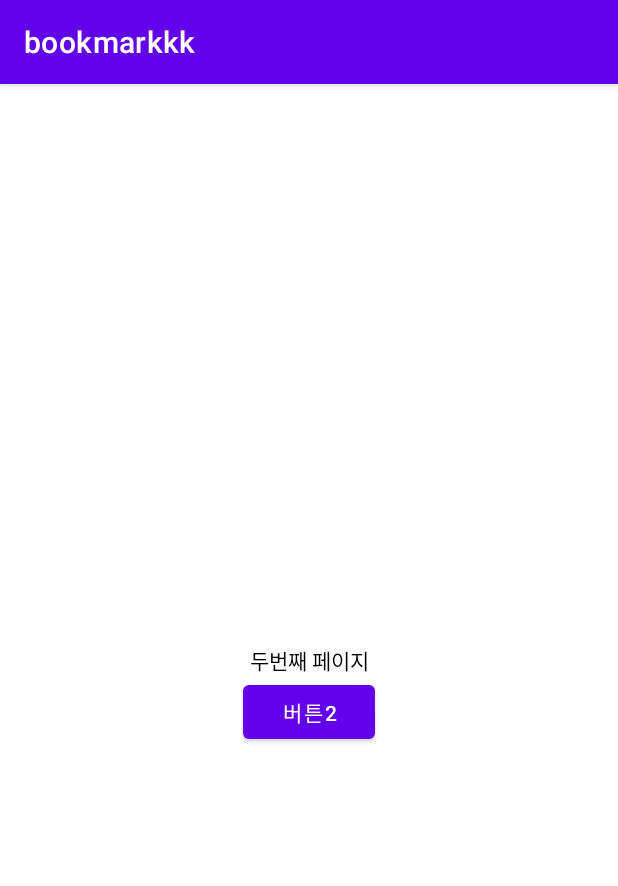
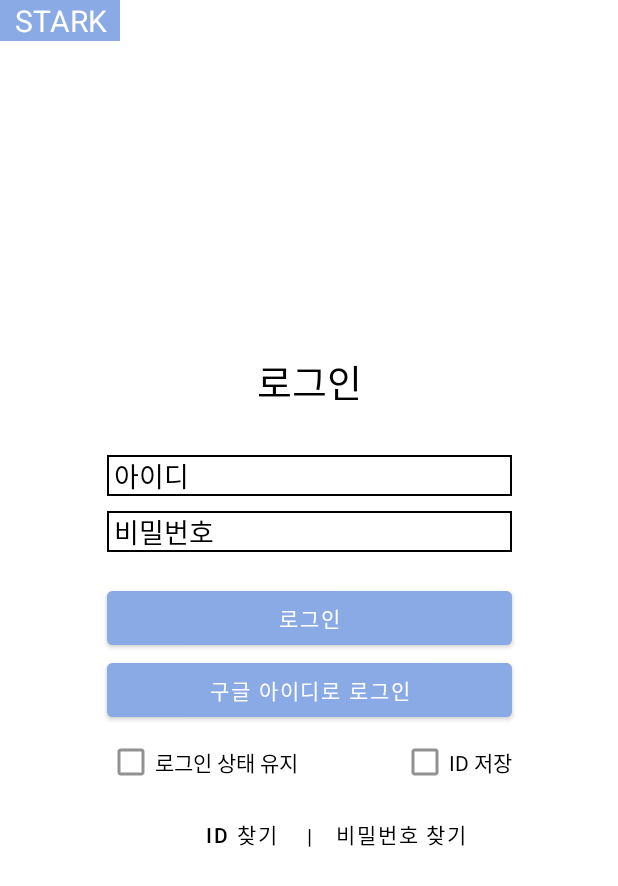
Before and after one commit to STARbookmarK/android_part, an Android app: the LoginPage screen opened through its navigation route, on a phone screen of 412 x 824 dp. Shown: the top 886 px of the screen. Run offline under Robolectric (Android 15) with nearby library versions, the phone set to English and light mode, and no system bars; 3 statements that could not run were skipped.

Commit message:
login UI 까지 구현

```diff
--- a/app/build.gradle
+++ b/app/build.gradle
@@ -29,6 +29,12 @@ android {
     kotlinOptions {
         jvmTarget = '1.8'
     }
+    dataBinding{
+        enabled = true
+    }
+    viewBinding{
+        enabled = true
+    }
 }
 
 dependencies {
--- a/app/src/main/java/com/example/bookmarkkk/FirstPage.kt
+++ b/app/src/main/java/com/example/bookmarkkk/FirstPage.kt
@@ -7,17 +7,20 @@ import android.view.ViewGroup
 import android.widget.Button
 import androidx.fragment.app.Fragment
 import androidx.navigation.Navigation
+import com.example.bookmarkkk.databinding.FirstPageBinding
 
 class FirstPage : Fragment() {
+    private lateinit var binding: FirstPageBinding
+
     override fun onCreateView(
         inflater: LayoutInflater,
         container: ViewGroup?,
         savedInstanceState: Bundle?
     ): View? {
-        val view = inflater.inflate(R.layout.first_page, container, false)
-        view.findViewById<Button>(R.id.fBtn).setOnClickListener{
-            Navigation.findNavController(view).navigate(R.id.first_to_second_action)
+        binding= FirstPageBinding.inflate(inflater)
+        binding.loginBtn.setOnClickListener {
+            Navigation.findNavController(binding.root).navigate(R.id.first_to_second_action)
         }
-        return view
+        return binding.root
     }
 }
--- a/app/src/main/java/com/example/bookmarkkk/SecondPage.kt
+++ b/app/src/main/java/com/example/bookmarkkk/LoginPage.kt
@@ -6,13 +6,13 @@ import android.view.View
 import android.view.ViewGroup
 import androidx.fragment.app.Fragment
 
-class SecondPage : Fragment() {
+class LoginPage : Fragment() {
 
     override fun onCreateView(
         inflater: LayoutInflater,
         container: ViewGroup?,
         savedInstanceState: Bundle?
     ): View? {
-        return inflater.inflate(R.layout.second_page, container, false)
+        return inflater.inflate(R.layout.login, container, false)
     }
 }
--- /dev/null
+++ b/app/src/main/res/drawable/btn_rectangle_shape.xml
@@ -0,0 +1,6 @@
+<?xml version="1.0" encoding="utf-8"?>
+<shape xmlns:android="http://schemas.android.com/apk/res/android"
+    android:shape="rectangle" android:thickness="0dp">
+    <stroke android:width="1dp" android:color="@color/black"/>
+    <solid android:color="@color/white"/>
+</shape>
--- /dev/null
+++ b/app/src/main/res/drawable/btn_rounded_shape.xml
@@ -0,0 +1,12 @@
+<?xml version="1.0" encoding="utf-8"?>
+<shape xmlns:android="http://schemas.android.com/apk/res/android"
+    android:shape="rectangle" >
+    <solid android:color="@color/white"/>
+    <corners android:bottomRightRadius="10dp"
+        android:bottomLeftRadius="10dp"
+        android:topLeftRadius="10dp"
+        android:topRightRadius="10dp"/>
+    <stroke
+        android:width="1dp"
+        android:color="@color/white" />
+</shape>
--- a/app/src/main/res/layout/first_page.xml
+++ b/app/src/main/res/layout/first_page.xml
@@ -4,28 +4,50 @@
     android:layout_width="match_parent"
     android:layout_height="match_parent"
     xmlns:tools="http://schemas.android.com/tools"
+    android:background="@color/mainColor"
     xmlns:app="http://schemas.android.com/apk/res-auto">
 
     <TextView
-        android:id="@+id/firstText"
+        android:id="@+id/titleText1"
         android:layout_width="wrap_content"
         android:layout_height="wrap_content"
-        android:text="첫번째 페이지"
+        android:layout_margin="20dp"
+        android:text="@string/title"
+        android:textStyle="bold"
+        android:textSize="30dp"
+        android:textColor="@color/white"
+        app:layout_constraintStart_toStartOf="parent"
+        app:layout_constraintEnd_toEndOf="parent"
+        app:layout_constraintBottom_toTopOf="@id/loginBtn"
+        app:layout_constraintBottom_toBottomOf="parent"
+        tools:ignore="MissingConstraints" />
+
+    <Button
+        android:id="@+id/loginBtn"
+        android:layout_width="250dp"
+        android:layout_height="wrap_content"
         app:layout_constraintTop_toTopOf="parent"
         app:layout_constraintBottom_toBottomOf="parent"
         app:layout_constraintStart_toStartOf="parent"
         app:layout_constraintEnd_toEndOf="parent"
-        android:textColor="@color/black"
+        android:text="@string/login"
+        android:textStyle="bold"
+        android:textColor="@color/mainColor"
+        android:background="@drawable/btn_rounded_shape"
         tools:ignore="MissingConstraints" />
 
     <Button
-        android:id="@+id/fBtn"
-        android:layout_width="wrap_content"
+        android:id="@+id/joinBtn"
+        android:layout_width="250dp"
         android:layout_height="wrap_content"
-        app:layout_constraintTop_toBottomOf="@+id/firstText"
+        android:layout_margin="20dp"
+        app:layout_constraintTop_toBottomOf="@+id/loginBtn"
         app:layout_constraintStart_toStartOf="parent"
         app:layout_constraintEnd_toEndOf="parent"
-        android:text="버튼1"
+        android:text="@string/join"
+        android:textStyle="bold"
+        android:textColor="@color/mainColor"
+        android:background="@drawable/btn_rounded_shape"
         tools:ignore="MissingConstraints" />
 
 </androidx.constraintlayout.widget.ConstraintLayout>
--- /dev/null
+++ b/app/src/main/res/layout/login.xml
@@ -0,0 +1,143 @@
+<?xml version="1.0" encoding="utf-8"?>
+<androidx.constraintlayout.widget.ConstraintLayout
+    xmlns:android="http://schemas.android.com/apk/res/android"
+    android:layout_width="match_parent"
+    android:layout_height="match_parent"
+    android:background="@color/white"
+    xmlns:app="http://schemas.android.com/apk/res-auto"
+    xmlns:tools="http://schemas.android.com/tools">
+
+    <TextView
+        android:id="@+id/login_titleText"
+        android:layout_width="80dp"
+        android:layout_height="wrap_content"
+        android:gravity="center"
+        android:text="@string/title"
+        android:background="@color/mainColor"
+        android:textColor="@color/white"
+        android:textSize="20dp"
+        app:layout_constraintStart_toStartOf="parent"
+        app:layout_constraintTop_toTopOf="parent"
+        tools:ignore="MissingConstraints" />
+
+    <TextView
+        android:id="@+id/loginText"
+        android:layout_width="wrap_content"
+        android:layout_height="wrap_content"
+        android:layout_margin="30dp"
+        android:text="@string/login"
+        android:textSize="25dp"
+        app:layout_constraintBottom_toTopOf="@id/idEditText"
+        app:layout_constraintStart_toStartOf="parent"
+        app:layout_constraintEnd_toEndOf="parent"
+        android:textColor="@color/black"
+        tools:ignore="MissingConstraints" />
+
+        <EditText
+            android:id="@+id/idEditText"
+            android:layout_width="270dp"
+            android:layout_height="wrap_content"
+            android:hint=" 아이디"
+            android:layout_margin="10dp"
+            app:layout_constraintStart_toStartOf="parent"
+            app:layout_constraintEnd_toEndOf="parent"
+            app:layout_constraintBottom_toTopOf="@id/pwEditText"
+            android:background="@drawable/btn_rectangle_shape"
+            android:textColorHint="@color/black"
+            tools:ignore="MissingConstraints" />
+
+        <EditText
+            android:id="@+id/pwEditText"
+            android:layout_width="270dp"
+            android:layout_height="wrap_content"
+            android:hint=" 비밀번호"
+            android:layout_margin="20dp"
+            android:inputType="textPassword"
+            app:layout_constraintStart_toStartOf="parent"
+            app:layout_constraintEnd_toEndOf="parent"
+            app:layout_constraintBottom_toTopOf="@id/loginBtn"
+            android:background="@drawable/btn_rectangle_shape"
+            android:textColorHint="@color/black"
+            tools:ignore="MissingConstraints" />
+
+    <Button
+        android:id="@+id/loginBtn"
+        android:layout_width="270dp"
+        android:layout_height="wrap_content"
+        android:backgroundTint="@color/mainColor"
+        android:text="@string/login"
+        android:textColor="@color/white"
+        app:layout_constraintTop_toTopOf="parent"
+        app:layout_constraintBottom_toBottomOf="parent"
+        app:layout_constraintStart_toStartOf="parent"
+        app:layout_constraintEnd_toEndOf="parent"
+        tools:ignore="MissingConstraints" />
+
+    <Button
+        android:id="@+id/googleLoginBtn"
+        android:layout_width="270dp"
+        android:layout_height="wrap_content"
+        android:backgroundTint="@color/mainColor"
+        android:text="구글 아이디로 로그인"
+        android:textColor="@color/white"
+        app:layout_constraintTop_toBottomOf="@id/loginBtn"
+        app:layout_constraintStart_toStartOf="parent"
+        app:layout_constraintEnd_toEndOf="parent"
+        tools:ignore="MissingConstraints" />
+
+    <CheckBox
+        android:id="@+id/loginCheckBox"
+        android:layout_width="wrap_content"
+        android:layout_height="wrap_content"
+        app:layout_constraintTop_toBottomOf="@id/googleLoginBtn"
+        app:layout_constraintStart_toStartOf="@id/googleLoginBtn"
+        android:text="로그인 상태 유지"
+        android:textColor="@color/black"
+        tools:ignore="MissingConstraints" />
+
+    <CheckBox
+        android:id="@+id/idSaveCheckBox"
+        android:layout_width="wrap_content"
+        android:layout_height="wrap_content"
+        app:layout_constraintTop_toBottomOf="@id/googleLoginBtn"
+        app:layout_constraintEnd_toEndOf="@id/googleLoginBtn"
+        android:text="ID 저장"
+        android:textColor="@color/black"
+        tools:ignore="MissingConstraints" />
+
+    <Button
+        android:id="@+id/idSearchBtn"
+        android:layout_width="wrap_content"
+        android:layout_height="wrap_content"
+        app:layout_constraintTop_toBottomOf="@id/loginCheckBox"
+        app:layout_constraintEnd_toStartOf="@id/textLine"
+        android:background="#00ff0000"
+        android:text="ID 찾기"
+        android:textColor="@color/black"
+        tools:ignore="MissingConstraints" />
+
+    <TextView
+        android:id="@+id/textLine"
+        android:layout_width="wrap_content"
+        android:layout_height="wrap_content"
+        app:layout_constraintTop_toBottomOf="@id/loginCheckBox"
+        android:text="|"
+        android:layout_margin="15dp"
+        android:textColor="@color/black"
+        app:layout_constraintStart_toStartOf="parent"
+        app:layout_constraintEnd_toEndOf="parent"
+        tools:ignore="MissingConstraints" />
+
+    <Button
+        android:id="@+id/pwSearchBtn"
+        android:layout_width="wrap_content"
+        android:layout_height="wrap_content"
+        app:layout_constraintStart_toEndOf="@id/textLine"
+        app:layout_constraintTop_toBottomOf="@id/idSaveCheckBox"
+        android:background="#00ff0000"
+        android:textColor="@color/black"
+        android:text="비밀번호 찾기"
+       tools:ignore="MissingConstraints" />
+
+
+</androidx.constraintlayout.widget.ConstraintLayout>
--- a/app/src/main/res/layout/second_page.xml
+++ /dev/null
@@ -1,31 +0,0 @@
-<?xml version="1.0" encoding="utf-8"?>
-<androidx.constraintlayout.widget.ConstraintLayout
-    xmlns:android="http://schemas.android.com/apk/res/android"
-    android:layout_width="match_parent"
-    android:layout_height="match_parent"
-    xmlns:app="http://schemas.android.com/apk/res-auto"
-    xmlns:tools="http://schemas.android.com/tools">
-
-    <TextView
-        android:id="@+id/secondText"
-        android:layout_width="wrap_content"
-        android:layout_height="wrap_content"
-        android:text="두번째 페이지"
-        app:layout_constraintTop_toTopOf="parent"
-        app:layout_constraintBottom_toBottomOf="parent"
-        app:layout_constraintStart_toStartOf="parent"
-        app:layout_constraintEnd_toEndOf="parent"
-        android:textColor="@color/black"
-        tools:ignore="MissingConstraints" />
-
-    <Button
-        android:id="@+id/sBtn"
-        android:layout_width="wrap_content"
-        android:layout_height="wrap_content"
-        app:layout_constraintTop_toBottomOf="@+id/secondText"
-        app:layout_constraintStart_toStartOf="parent"
-        app:layout_constraintEnd_toEndOf="parent"
-        android:text="버튼2"
-        tools:ignore="MissingConstraints" />
-
-</androidx.constraintlayout.widget.ConstraintLayout>
--- a/app/src/main/res/navigation/nav_graph.xml
+++ b/app/src/main/res/navigation/nav_graph.xml
@@ -14,14 +14,16 @@
 
         <action
             android:id="@+id/first_to_second_action"
-            app:destination="@+id/secondFragment" />
+            app:destination="@+id/secondFragment"
+            app:popEnterAnim="@anim/nav_default_enter_anim"
+            app:popExitAnim="@anim/nav_default_exit_anim"/>
     </fragment>
 
     <fragment
         android:id="@+id/secondFragment"
-        android:name="com.example.bookmarkkk.SecondPage"
+        android:name="com.example.bookmarkkk.LoginPage"
         android:label="두번째!"
-        tools:layout="@layout/second_page">
+        tools:layout="@layout/login">
 
         <action
             android:id="@+id/second_to_first_action"
--- a/app/src/main/res/values/colors.xml
+++ b/app/src/main/res/values/colors.xml
@@ -7,4 +7,5 @@
     <color name="teal_700">#FF018786</color>
     <color name="black">#FF000000</color>
     <color name="white">#FFFFFFFF</color>
+    <color name="mainColor">#8AAAE5</color>
 </resources>
--- a/app/src/main/res/values/strings.xml
+++ b/app/src/main/res/values/strings.xml
@@ -1,3 +1,6 @@
 <resources>
     <string name="app_name">bookmarkkk</string>
+    <string name="login">로그인</string>
+    <string name="join">회원가입</string>
+    <string name="title">STARK</string>
 </resources>
--- a/app/src/main/res/values/themes.xml
+++ b/app/src/main/res/values/themes.xml
@@ -1,14 +1,12 @@
 <resources xmlns:tools="http://schemas.android.com/tools">
     <!-- Base application theme. -->
-    <style name="Theme.Bookmarkkk" parent="Theme.MaterialComponents.DayNight.DarkActionBar">
+    <style name="Theme.Bookmarkkk" parent="Theme.MaterialComponents.NoActionBar">
         <!-- Primary brand color. -->
-        <item name="colorPrimary">@color/purple_500</item>
-        <item name="colorPrimaryVariant">@color/purple_700</item>
+        <item name="colorPrimary">@color/white</item>
+        <item name="colorPrimaryVariant">@color/mainColor</item>
         <item name="colorOnPrimary">@color/white</item>
+        <item name="android:textColorPrimary">@color/black</item>
         <!-- Secondary brand color. -->
-        <item name="colorSecondary">@color/teal_200</item>
-        <item name="colorSecondaryVariant">@color/teal_700</item>
-        <item name="colorOnSecondary">@color/black</item>
         <!-- Status bar color. -->
         <item name="android:statusBarColor" tools:targetApi="l">?attr/colorPrimaryVariant</item>
         <!-- Customize your theme here. -->
```
